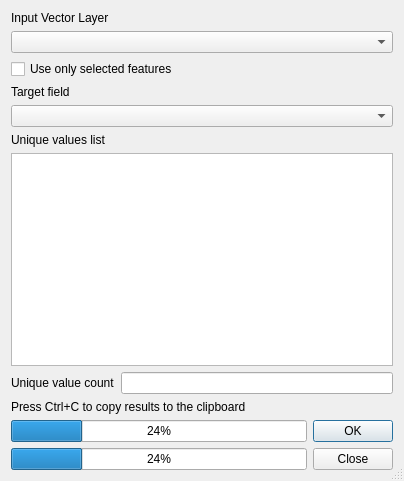
The window that python/plugins/fTools/tools/frmVisual.ui (qgis/QGIS) describes before a commit, drawn with Qt 5.
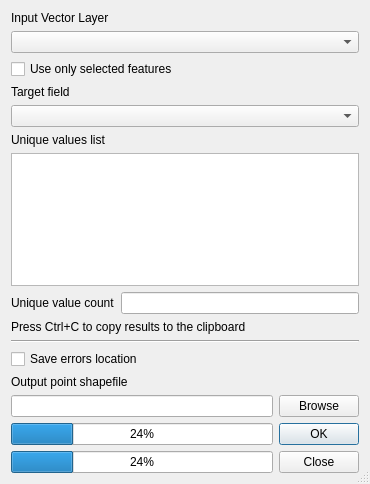
The same window after the commit.

Commit message: [FEATURE] Possibility to save error messages as shapefile from check geometry validity tool. Contributed by Salvatore Larosa

The edit to the form file:
```diff
--- a/python/plugins/fTools/tools/frmVisual.ui
+++ b/python/plugins/fTools/tools/frmVisual.ui
@@ -9,8 +9,8 @@
    <rect>
     <x>0</x>
     <y>0</y>
-    <width>404</width>
-    <height>481</height>
+    <width>370</width>
+    <height>484</height>
    </rect>
   </property>
   <property name="windowTitle">
@@ -20,7 +20,7 @@
    <bool>true</bool>
   </property>
   <layout class="QGridLayout" name="gridLayout">
-   <item row="0" column="0" colspan="2">
+   <item row="0" column="0">
     <layout class="QVBoxLayout">
      <item>
       <widget class="QLabel" name="label_3">
@@ -34,18 +34,7 @@
      </item>
     </layout>
    </item>
-   <item row="3" column="0">
-    <layout class="QVBoxLayout" name="verticalLayout">
-     <item>
-      <widget class="QCheckBox" name="useSelected">
-       <property name="text">
-        <string>Use only selected features</string>
-       </property>
-      </widget>
-     </item>
-    </layout>
-   </item>
-   <item row="4" column="0" colspan="2">
+   <item row="2" column="0">
     <layout class="QVBoxLayout">
      <item>
       <widget class="QLabel" name="label">
@@ -59,7 +48,7 @@
      </item>
     </layout>
    </item>
-   <item row="5" column="0" colspan="2">
+   <item row="3" column="0">
     <layout class="QVBoxLayout">
      <item>
       <widget class="QLabel" name="label_2">
@@ -107,7 +96,7 @@
      </item>
     </layout>
    </item>
-   <item row="6" column="0" colspan="2">
+   <item row="4" column="0">
     <layout class="QHBoxLayout">
      <item>
       <widget class="QLabel" name="label_4">
@@ -125,7 +114,68 @@
      </item>
     </layout>
    </item>
+   <item row="7" column="0">
+    <widget class="QCheckBox" name="ckBoxShpError">
+     <property name="text">
+      <string>Save errors location</string>
+     </property>
+    </widget>
+   </item>
+   <item row="5" column="0">
+    <widget class="QLabel" name="label_5">
+     <property name="text">
+      <string>Press Ctrl+C to copy results to the clipboard</string>
+     </property>
+    </widget>
+   </item>
    <item row="9" column="0">
+    <layout class="QHBoxLayout" name="horizontalLayout">
+     <item>
+      <widget class="QLineEdit" name="lineEditShpError">
+       <property name="readOnly">
+        <bool>true</bool>
+       </property>
+      </widget>
+     </item>
+     <item>
+      <widget class="QPushButton" name="browseShpError">
+       <property name="text">
+        <string>Browse</string>
+       </property>
+      </widget>
+     </item>
+    </layout>
+   </item>
+   <item row="8" column="0">
+    <widget class="QLabel" name="label_6">
+     <property name="text">
+      <string>Output point shapefile</string>
+     </property>
+    </widget>
+   </item>
+   <item row="1" column="0">
+    <layout class="QVBoxLayout" name="verticalLayout">
+     <item>
+      <widget class="QCheckBox" name="useSelected">
+       <property name="text">
+        <string>Use only selected features</string>
+       </property>
+      </widget>
+     </item>
+    </layout>
+   </item>
+   <item row="10" column="0">
+    <layout class="QHBoxLayout" name="horizontalLayout_2">
+     <item>
+      <layout class="QVBoxLayout" name="verticalLayout_2">
+       <item>
+        <widget class="QProgressBar" name="partProgressBar">
+         <property name="value">
+          <number>24</number>
+         </property>
+        </widget>
+       </item>
+       <item>
     <widget class="QProgressBar" name="progressBar">
      <property name="value">
       <number>24</number>
@@ -135,7 +185,9 @@
      </property>
     </widget>
    </item>
-   <item row="8" column="1" rowspan="2">
+      </layout>
+     </item>
+     <item>
     <widget class="QDialogButtonBox" name="buttonBox_2">
      <property name="orientation">
       <enum>Qt::Vertical</enum>
@@ -145,17 +197,12 @@
      </property>
     </widget>
    </item>
-   <item row="8" column="0">
-    <widget class="QProgressBar" name="partProgressBar">
-     <property name="value">
-      <number>24</number>
-     </property>
-    </widget>
+    </layout>
    </item>
-   <item row="7" column="0">
-    <widget class="QLabel" name="label_5">
-     <property name="text">
-      <string>Press Ctrl+C to copy results to the clipboard</string>
+   <item row="6" column="0">
+    <widget class="Line" name="line">
+     <property name="orientation">
+      <enum>Qt::Horizontal</enum>
      </property>
     </widget>
    </item>
```
Lines whose indentation alone changed are shown as unchanged. The commit also changes 3 other files.
